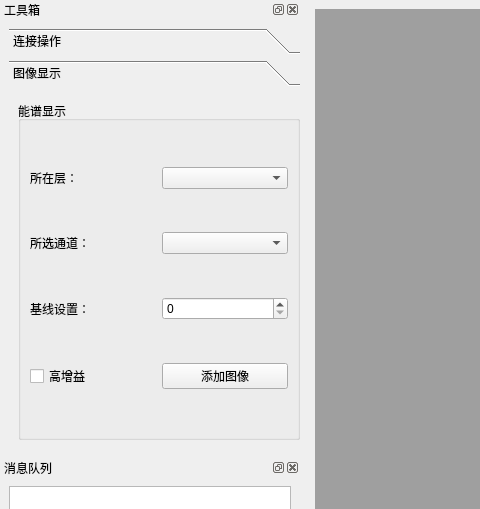
Qt form UI/UIsource/mainWindow.ui (jimbook/LUMIS_Bash) before a commit; both pictures show x 0 to 480 and y 0 to 509 of the 1017 by 754 pixel window.
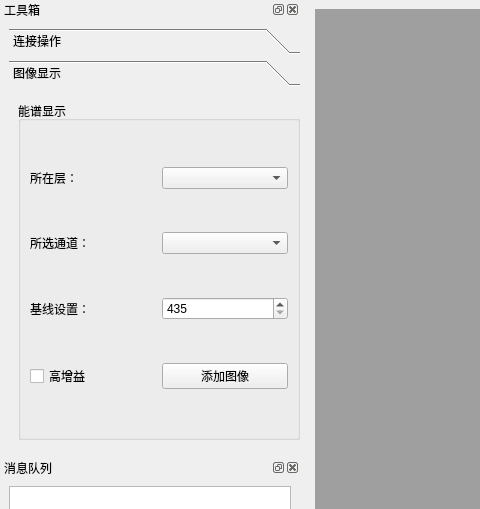
The same form after that commit.

```diff
--- a/UI/UIsource/mainWindow.ui
+++ b/UI/UIsource/mainWindow.ui
@@ -209,7 +209,7 @@
           <x>0</x>
           <y>0</y>
           <width>300</width>
-          <height>329</height>
+          <height>276</height>
          </rect>
         </property>
         <attribute name="label">
@@ -261,6 +261,9 @@
               </item>
               <item>
                <widget class="QSpinBox" name="spinBox_baseLine">
+                <property name="minimum">
+                 <number>435</number>
+                </property>
                 <property name="maximum">
                  <number>4095</number>
                 </property>
```
